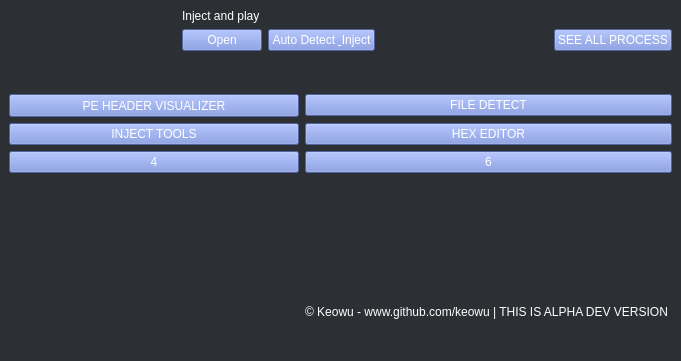
The window that mainwindow.ui (keowu/hakudetector) describes before a commit, drawn with Qt 5.
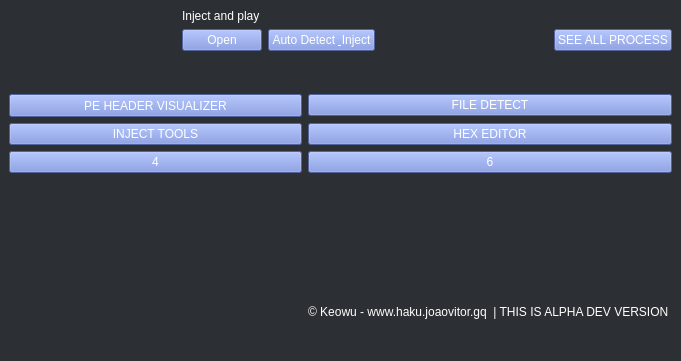
The same window after the commit.

Diff of the .ui file:
```diff
--- a/mainwindow.ui
+++ b/mainwindow.ui
@@ -216,7 +216,7 @@
     <item row="8" column="1">
      <widget class="QLabel" name="label_2">
       <property name="text">
-       <string>© Keowu - www.github.com/keowu | THIS IS ALPHA DEV VERSION </string>
+       <string>© Keowu - www.haku.joaovitor.gq  | THIS IS ALPHA DEV VERSION </string>
       </property>
      </widget>
     </item>
```
Left out of the diff: 2 changed lines with no effect on the pictures.
